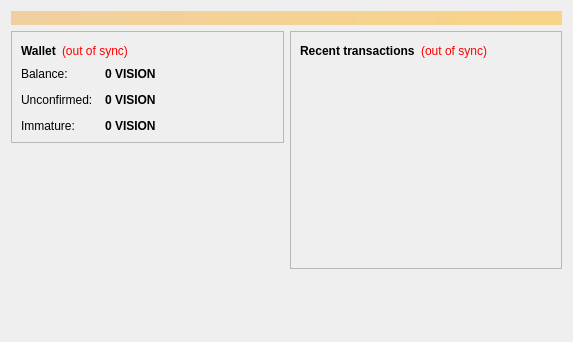
Above: src/qt/forms/overviewpage.ui from hwcarr/winscoin6 before the change. Below: the same form after it.
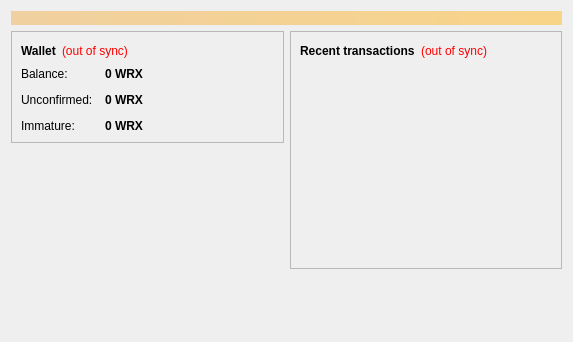
That is the form after the change.

Patch:
```diff
--- a/src/qt/forms/overviewpage.ui
+++ b/src/qt/forms/overviewpage.ui
@@ -122,7 +122,7 @@
                <string>Your current balance</string>
               </property>
               <property name="text">
-               <string notr="true">0 VISION</string>
+               <string notr="true">0 WRX</string>
               </property>
               <property name="textInteractionFlags">
                <set>Qt::LinksAccessibleByMouse|Qt::TextSelectableByKeyboard|Qt::TextSelectableByMouse</set>
@@ -151,7 +151,7 @@
                <string>Total of transactions that have yet to be confirmed, and do not yet count toward the current balance</string>
               </property>
               <property name="text">
-               <string notr="true">0 VISION</string>
+               <string notr="true">0 WRX</string>
               </property>
               <property name="textInteractionFlags">
                <set>Qt::LinksAccessibleByMouse|Qt::TextSelectableByKeyboard|Qt::TextSelectableByMouse</set>
@@ -177,7 +177,7 @@
                <string>Mined balance that has not yet matured</string>
               </property>
               <property name="text">
-               <string notr="true">0 VISION</string>
+               <string notr="true">0 WRX</string>
               </property>
               <property name="textInteractionFlags">
                <set>Qt::LinksAccessibleByMouse|Qt::TextSelectableByKeyboard|Qt::TextSelectableByMouse</set>
```
Left out of the diff: 4 changed lines with no effect on the pictures.
